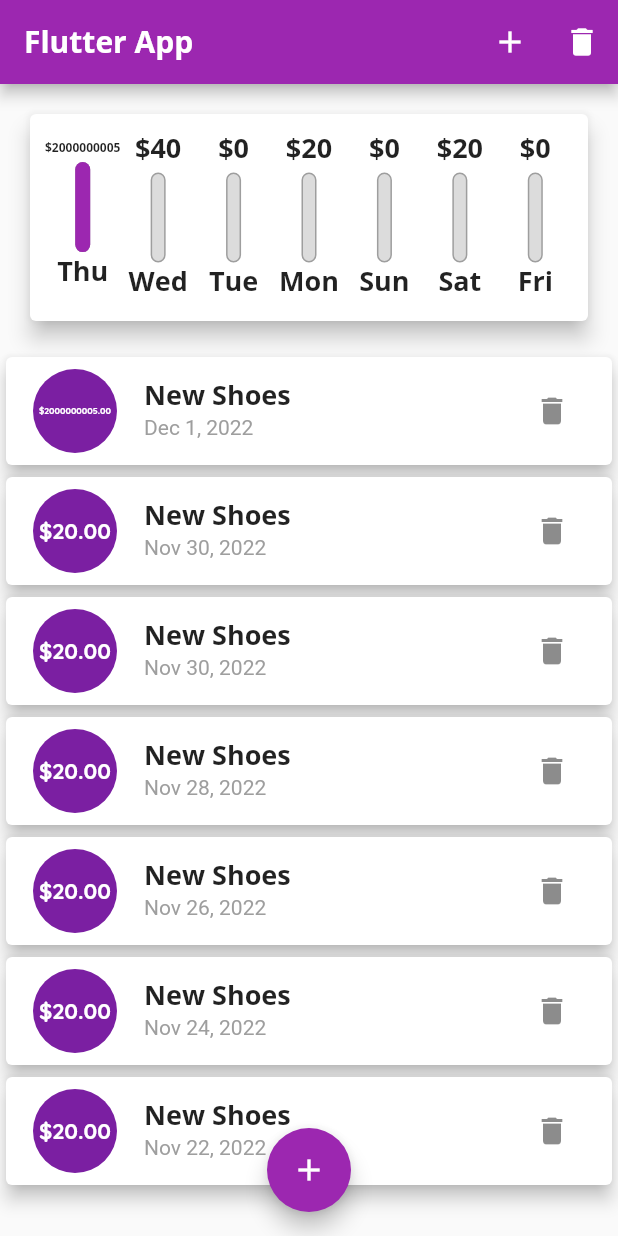
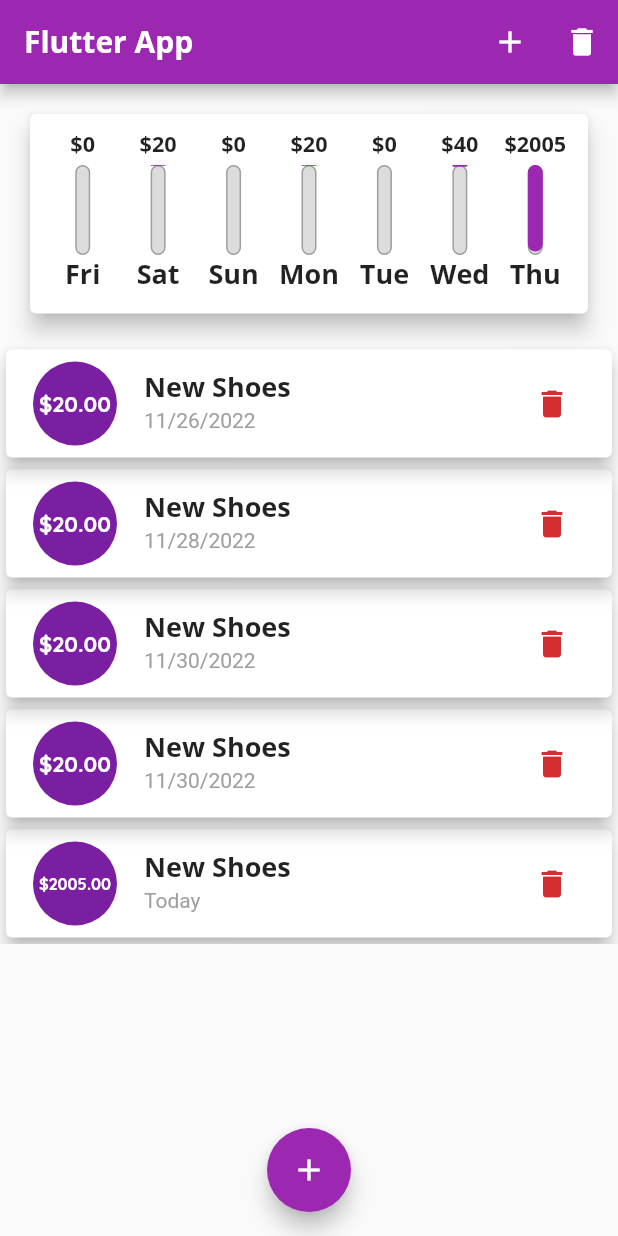
Before and after one commit to ziadHesham1/expense-planner-flutter-mobile-application, a Flutter app: the screen it shows after launch, on a phone screen of 412 x 824 dp. Run offline on Flutter 3.47's test engine with Material 2 defaults, Android fonts, the light colour scheme and no system bars; our stand-ins replace flutter_styled_toast; Roboto replaces fonts that are missing (OpenSans).

Commit message:
adding date picker in the new transaction form and delete button for each  transaction

```diff
--- a/lib/main.dart
+++ b/lib/main.dart
@@ -53,39 +53,39 @@
 class _MyHomePageState extends State<MyHomePage> {
   final List<Transaction> transactions = [
     Transaction(
-        id: 't1', title: 'New Shoes', amount: 2000000005, date: DateTime.now()),
+        id: 't1', title: 'New Shoes', amount: 2005, date: DateTime.now()),
     Transaction(
-      id: 't1',
+      id: 't12',
       title: 'New Shoes',
       amount: 20,
       date: DateTime.now().subtract(const Duration(days: 1)),
     ),
     Transaction(
-      id: 't1',
+      id: 't13',
       title: 'New Shoes',
       amount: 20,
       date: DateTime.now().subtract(const Duration(days: 1)),
     ),
     Transaction(
-      id: 't1',
+      id: 't14',
       title: 'New Shoes',
       amount: 20,
       date: DateTime.now().subtract(const Duration(days: 3)),
     ),
     Transaction(
-      id: 't1',
+      id: 't15',
       title: 'New Shoes',
       amount: 20,
       date: DateTime.now().subtract(const Duration(days: 5)),
     ),
     Transaction(
-      id: 't1',
+      id: 't16',
       title: 'New Shoes',
       amount: 20,
       date: DateTime.now().subtract(const Duration(days: 7)),
     ),
     Transaction(
-      id: 't1',
+      id: 't17',
       title: 'New Shoes',
       amount: 20,
       date: DateTime.now().subtract(const Duration(days: 9)),
@@ -101,16 +101,9 @@
     ).toList();
   }
 
-  final titleController = TextEditingController();
-
-  final amountController = TextEditingController();
-
-  void _addNewTransaction(String title, double amount) {
+  void _addNewTransaction(String title, double amount, DateTime chosenDate) {
     final newTx = Transaction(
-        id: 'T-${DateTime.now()}',
-        title: title,
-        amount: amount,
-        date: DateTime.now());
+        id: 'T-$chosenDate', title: title, amount: amount, date: chosenDate);
     setState(() {
       transactions.add(newTx);
     });
@@ -130,6 +123,12 @@
     });
   }
 
+  void _deleteTrasaction(String id) {
+    setState(() {
+      transactions.removeWhere((tx) => tx.id == id);
+    });
+  }
+
   @override
   Widget build(BuildContext context) {
     return Scaffold(
@@ -141,7 +140,7 @@
             icon: addIcon,
           ),
           IconButton(
-              onPressed: _resetTransactions, icon: const Icon(Icons.delete))
+              onPressed: _resetTransactions, icon: const Icon(Icons.delete),)
         ],
       ),
       body: SingleChildScrollView(
@@ -149,7 +148,7 @@
           crossAxisAlignment: CrossAxisAlignment.stretch,
           children: <Widget>[
             Chart(_recentTranscations),
-            TransactionList(transactions),
+            TransactionList(transactions, _deleteTrasaction),
           ],
         ),
       ),
--- a/lib/widgets/chart.dart
+++ b/lib/widgets/chart.dart
@@ -16,9 +16,10 @@
       final weekDay = DateTime.now().subtract(Duration(days: index));
       var totalSum = 0.0;
       for (var tx in _recentTranscations) {
-        if (tx.date.day == weekDay.day &&
+        var isSameDay = tx.date.day == weekDay.day &&
             tx.date.month == weekDay.month &&
-            tx.date.year == weekDay.year) {
+            tx.date.year == weekDay.year;
+        if (isSameDay) {
           totalSum += tx.amount;
         }
       }
@@ -26,7 +27,7 @@
         dayKey: DateFormat().add_E().format(weekDay),
         amountKey: totalSum
       };
-    });
+    }).reversed.toList();
   }
 
   double get maxSpending {
--- a/lib/widgets/chart_bar.dart
+++ b/lib/widgets/chart_bar.dart
@@ -15,9 +15,12 @@
       child: Column(
         children: [
           // spent amount text
-          FittedBox(
-            child: Text('\$${spendAmount.toStringAsFixed(0)}',
-                style: Theme.of(context).textTheme.headline6),
+          SizedBox(
+            height: 20,
+            child: FittedBox(
+              child: Text('\$${spendAmount.toStringAsFixed(0)}',
+                  style: Theme.of(context).textTheme.headline6),
+            ),
           ),
           const SizedBox(height: 4),
           //  spending precentage bar of total in the week
@@ -48,7 +51,7 @@
             ),
           ),
           // day title text
-          Text('$label', style: Theme.of(context).textTheme.headline6),
+          Text(label, style: Theme.of(context).textTheme.headline6),
           const SizedBox(height: 4),
         ],
       ),
--- a/lib/widgets/transaction_list.dart
+++ b/lib/widgets/transaction_list.dart
@@ -3,14 +3,14 @@
 import 'package:intl/intl.dart';
 
 class TransactionList extends StatelessWidget {
-  const TransactionList(this.transactions, {super.key});
-
+  final Function _deleteTrasaction;
   final List<Transaction> transactions;
 
+  const TransactionList(this.transactions, this._deleteTrasaction, {super.key});
   @override
   Widget build(BuildContext context) {
     return SizedBox(
-      height: 600,
+      height: 400,
       child: transactions.isEmpty
           ? Column(
               children: [
@@ -30,9 +30,14 @@
               ],
             )
           : ListView.builder(
+              reverse: true,
               itemCount: transactions.length,
               itemBuilder: (BuildContext context, int index) {
                 var tx = transactions[index];
+                var today = DateTime.now();
+                var isToday = tx.date.day == today.day &&
+                    tx.date.month == today.month &&
+                    tx.date.year == today.year;
                 var amountText = Text(
                   '\$${tx.amount.toStringAsFixed(2)}',
                   style: const TextStyle(
@@ -45,7 +50,7 @@
                   style: Theme.of(context).textTheme.headline6,
                 );
                 var dateText = Text(
-                  DateFormat.yMMMd().format(tx.date),
+                  isToday ? 'Today' : DateFormat.yMd().format(tx.date),
                   style: const TextStyle(
                     color: Colors.grey,
                   ),
@@ -63,10 +68,14 @@
                     title: titleText,
                     subtitle: dateText,
                     trailing: IconButton(
-                        onPressed: () {}, icon: const Icon(Icons.delete)),
+                        onPressed: () {
+                          _deleteTrasaction(tx.id);
+                        },
+                        icon: const Icon(Icons.delete),
+                        color: Theme.of(context).errorColor),
                   ),
                 );
-                },
+              },
             ),
     );
   }
--- a/pubspec.yaml
+++ b/pubspec.yaml
@@ -38,6 +38,7 @@
   cupertino_icons: ^1.0.2
   intl: ^0.17.0
   toast: ^0.3.0
+  flutter_styled_toast: ^2.1.3
 
 dev_dependencies:
   flutter_test:
```
Also changed, not shown: lib/widgets/new_transaction.dart (+48 -9 lines), lib/widgets/user_transaction.dart (added), pubspec.lock.
